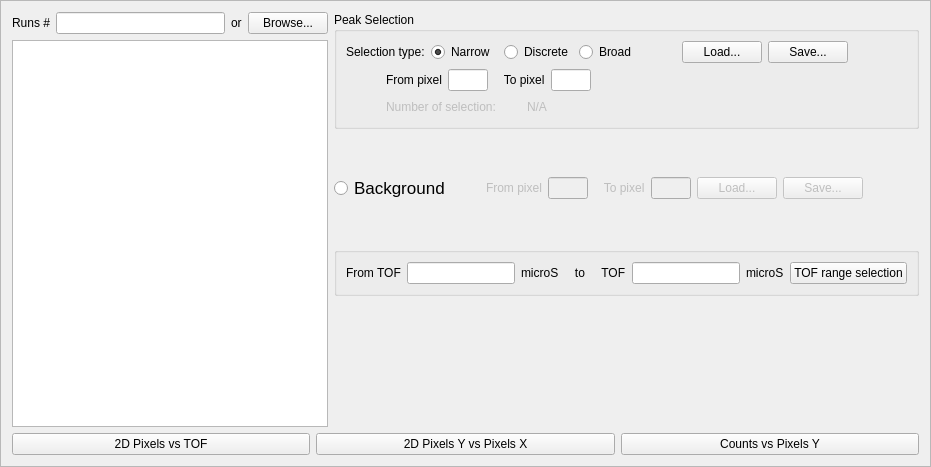
mantidproject/mantid, file Code/Mantid/scripts/Interface/ui/reflectometer/data_refl.ui: the form before one commit.
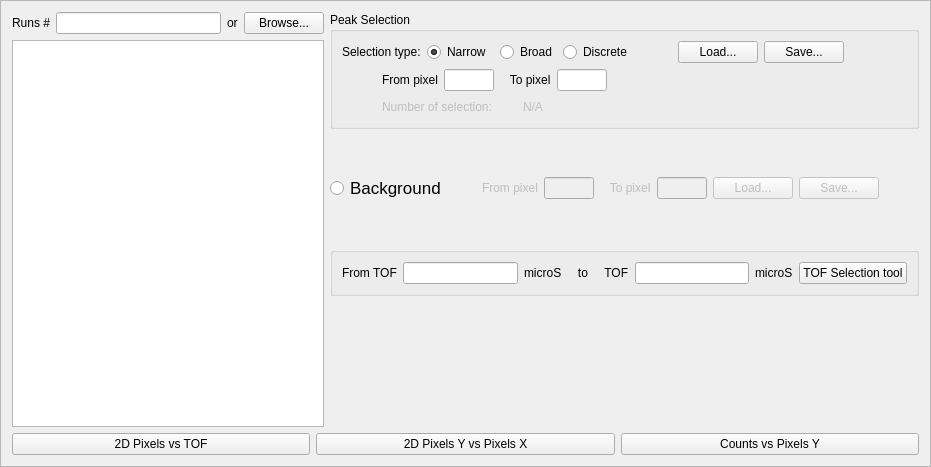
The form after the commit.

What changed in the file:
```diff
--- a/Code/Mantid/scripts/Interface/ui/reflectometer/data_refl.ui
+++ b/Code/Mantid/scripts/Interface/ui/reflectometer/data_refl.ui
@@ -108,7 +108,17 @@
                  </widget>
                 </item>
                 <item>
-                 <widget class="QRadioButton" name="radioButton_3">
+                 <widget class="QRadioButton" name="data_peak_broad_switch">
+                  <property name="text">
+                   <string>Broad</string>
+                  </property>
+                  <property name="autoExclusive">
+                   <bool>true</bool>
+                  </property>
+                 </widget>
+                </item>
+                <item>
+                 <widget class="QRadioButton" name="data_peak_discrete_switch">
                   <property name="enabled">
                    <bool>true</bool>
                   </property>
@@ -123,16 +133,6 @@
                   </property>
                  </widget>
                 </item>
-                <item>
-                 <widget class="QRadioButton" name="radioButton_2">
-                  <property name="text">
-                   <string>Broad</string>
-                  </property>
-                  <property name="autoExclusive">
-                   <bool>true</bool>
-                  </property>
-                 </widget>
-                </item>
                 <item>
                  <spacer name="horizontalSpacer">
                   <property name="orientation">
@@ -213,13 +213,13 @@
                   </property>
                   <property name="minimumSize">
                    <size>
-                    <width>40</width>
+                    <width>50</width>
                     <height>0</height>
                    </size>
                   </property>
                   <property name="maximumSize">
                    <size>
-                    <width>40</width>
+                    <width>50</width>
                     <height>16777215</height>
                    </size>
                   </property>
@@ -242,13 +242,13 @@
                   </property>
                   <property name="minimumSize">
                    <size>
-                    <width>40</width>
+                    <width>50</width>
                     <height>0</height>
                    </size>
                   </property>
                   <property name="maximumSize">
                    <size>
-                    <width>40</width>
+                    <width>50</width>
                     <height>16777215</height>
                    </size>
                   </property>
@@ -400,13 +400,13 @@
              </property>
              <property name="minimumSize">
               <size>
-               <width>40</width>
+               <width>50</width>
                <height>0</height>
               </size>
              </property>
              <property name="maximumSize">
               <size>
-               <width>40</width>
+               <width>50</width>
                <height>16777215</height>
               </size>
              </property>
@@ -441,13 +441,13 @@
              </property>
              <property name="minimumSize">
               <size>
-               <width>40</width>
+               <width>50</width>
                <height>0</height>
               </size>
              </property>
              <property name="maximumSize">
               <size>
-               <width>40</width>
+               <width>50</width>
                <height>16777215</height>
               </size>
              </property>
@@ -542,7 +542,7 @@
               <item>
                <widget class="QPushButton" name="pushButton_6">
                 <property name="text">
-                 <string>TOF range selection</string>
+                 <string>TOF Selection tool</string>
                 </property>
                </widget>
               </item>
```
Left out of the diff: 32 changed lines with no effect on the pictures.
